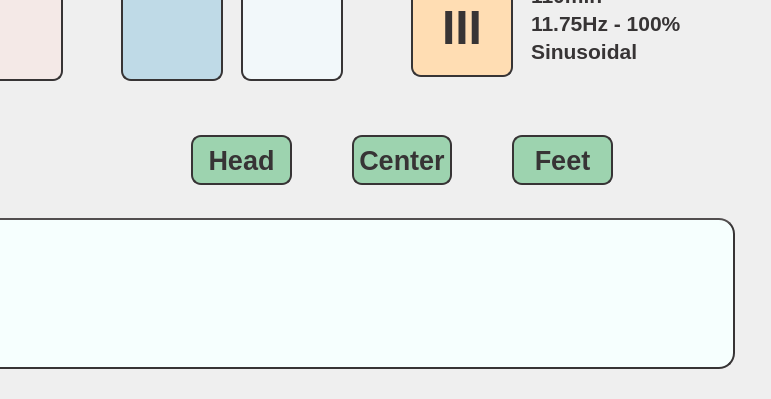
Above: stretcher_v_3_0/stretcher_ver_3_1.ui from MarianoDel/pyqt5 before the change; both pictures show x 509 to 1280 and y 401 to 800 of the 1280 by 800 pixel window. Below: the same form after it.
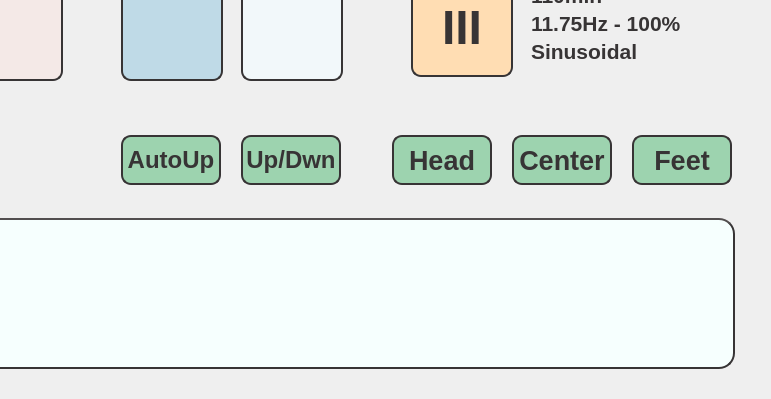
That is the form after the change. Icons and pictures are not drawn.

Commit message: up dwn button added, frec->freq

The edit to the form file:
```diff
--- a/stretcher_v_3_0/stretcher_ver_3_1.ui
+++ b/stretcher_v_3_0/stretcher_ver_3_1.ui
@@ -721,111 +721,6 @@
     </item>
    </layout>
   </widget>
-  <widget class="QWidget" name="layoutWidget">
-   <property name="geometry">
-    <rect>
-     <x>700</x>
-     <y>510</y>
-     <width>422</width>
-     <height>102</height>
-    </rect>
-   </property>
-   <layout class="QHBoxLayout" name="horizontalLayout_4">
-    <property name="spacing">
-     <number>60</number>
-    </property>
-    <item>
-     <widget class="QPushButton" name="ch1Button">
-      <property name="minimumSize">
-       <size>
-        <width>100</width>
-        <height>50</height>
-       </size>
-      </property>
-      <property name="font">
-       <font>
-        <family>Liberation Sans</family>
-        <pointsize>20</pointsize>
-        <weight>75</weight>
-        <bold>true</bold>
-       </font>
-      </property>
-      <property name="focusPolicy">
-       <enum>Qt::NoFocus</enum>
-      </property>
-      <property name="styleSheet">
-       <string notr="true">color: rgb(55, 52, 53);
-background-color: rgb(157, 211, 175);
-border-radius: 10px;
-border:2px solid rgb(55, 52, 53);</string>
-      </property>
-      <property name="text">
-       <string>Head</string>
-      </property>
-     </widget>
-    </item>
-    <item>
-     <widget class="QPushButton" name="ch2Button">
-      <property name="minimumSize">
-       <size>
-        <width>100</width>
-        <height>50</height>
-       </size>
-      </property>
-      <property name="font">
-       <font>
-        <family>Liberation Sans</family>
-        <pointsize>20</pointsize>
-        <weight>75</weight>
-        <bold>true</bold>
-       </font>
-      </property>
-      <property name="focusPolicy">
-       <enum>Qt::NoFocus</enum>
-      </property>
-      <property name="styleSheet">
-       <string notr="true">color: rgb(55, 52, 53);
-background-color: rgb(157, 211, 175);
-border-radius: 10px;
-border:2px solid rgb(55, 52, 53);</string>
-      </property>
-      <property name="text">
-       <string>Center</string>
-      </property>
-     </widget>
-    </item>
-    <item>
-     <widget class="QPushButton" name="ch3Button">
-      <property name="minimumSize">
-       <size>
-        <width>100</width>
-        <height>50</height>
-       </size>
-      </property>
-      <property name="font">
-       <font>
-        <family>Liberation Sans</family>
-        <pointsize>20</pointsize>
-        <weight>75</weight>
-        <bold>true</bold>
-       </font>
-      </property>
-      <property name="focusPolicy">
-       <enum>Qt::NoFocus</enum>
-      </property>
-      <property name="styleSheet">
-       <string notr="true">color: rgb(55, 52, 53);
-background-color: rgb(157, 211, 175);
-border-radius: 10px;
-border:2px solid rgb(55, 52, 53);</string>
-      </property>
-      <property name="text">
-       <string>Feet</string>
-      </property>
-     </widget>
-    </item>
-   </layout>
-  </widget>
   <widget class="QLabel" name="minutesLabel">
    <property name="geometry">
     <rect>
@@ -941,6 +836,187 @@
     <string/>
    </property>
   </widget>
+  <widget class="QWidget" name="layoutWidget_5">
+   <property name="geometry">
+    <rect>
+     <x>630</x>
+     <y>510</y>
+     <width>611</width>
+     <height>102</height>
+    </rect>
+   </property>
+   <layout class="QHBoxLayout" name="horizontalLayout_4">
+    <property name="spacing">
+     <number>20</number>
+    </property>
+    <property name="rightMargin">
+     <number>0</number>
+    </property>
+    <item>
+     <widget class="QPushButton" name="upDwnAutoButton">
+      <property name="minimumSize">
+       <size>
+        <width>100</width>
+        <height>50</height>
+       </size>
+      </property>
+      <property name="font">
+       <font>
+        <family>Liberation Sans</family>
+        <pointsize>18</pointsize>
+        <weight>75</weight>
+        <bold>true</bold>
+       </font>
+      </property>
+      <property name="focusPolicy">
+       <enum>Qt::NoFocus</enum>
+      </property>
+      <property name="styleSheet">
+       <string notr="true">color: rgb(55, 52, 53);
+background-color: rgb(157, 211, 175);
+border-radius: 10px;
+border:2px solid rgb(55, 52, 53);</string>
+      </property>
+      <property name="text">
+       <string>AutoUp</string>
+      </property>
+     </widget>
+    </item>
+    <item>
+     <widget class="QPushButton" name="upDwnButton">
+      <property name="minimumSize">
+       <size>
+        <width>100</width>
+        <height>50</height>
+       </size>
+      </property>
+      <property name="font">
+       <font>
+        <family>Liberation Sans</family>
+        <pointsize>18</pointsize>
+        <weight>75</weight>
+        <bold>true</bold>
+       </font>
+      </property>
+      <property name="focusPolicy">
+       <enum>Qt::NoFocus</enum>
+      </property>
+      <property name="styleSheet">
+       <string notr="true">color: rgb(55, 52, 53);
+background-color: rgb(157, 211, 175);
+border-radius: 10px;
+border:2px solid rgb(55, 52, 53);</string>
+      </property>
+      <property name="text">
+       <string>Up/Dwn</string>
+      </property>
+     </widget>
+    </item>
+    <item>
+     <spacer name="horizontalSpacer">
+      <property name="orientation">
+       <enum>Qt::Horizontal</enum>
+      </property>
+      <property name="sizeHint" stdset="0">
+       <size>
+        <width>40</width>
+        <height>20</height>
+       </size>
+      </property>
+     </spacer>
+    </item>
+    <item>
+     <widget class="QPushButton" name="ch1Button">
+      <property name="minimumSize">
+       <size>
+        <width>100</width>
+        <height>50</height>
+       </size>
+      </property>
+      <property name="font">
+       <font>
+        <family>Liberation Sans</family>
+        <pointsize>20</pointsize>
+        <weight>75</weight>
+        <bold>true</bold>
+       </font>
+      </property>
+      <property name="focusPolicy">
+       <enum>Qt::NoFocus</enum>
+      </property>
+      <property name="styleSheet">
+       <string notr="true">color: rgb(55, 52, 53);
+background-color: rgb(157, 211, 175);
+border-radius: 10px;
+border:2px solid rgb(55, 52, 53);</string>
+      </property>
+      <property name="text">
+       <string>Head</string>
+      </property>
+     </widget>
+    </item>
+    <item>
+     <widget class="QPushButton" name="ch2Button">
+      <property name="minimumSize">
+       <size>
+        <width>100</width>
+        <height>50</height>
+       </size>
+      </property>
+      <property name="font">
+       <font>
+        <family>Liberation Sans</family>
+        <pointsize>20</pointsize>
+        <weight>75</weight>
+        <bold>true</bold>
+       </font>
+      </property>
+      <property name="focusPolicy">
+       <enum>Qt::NoFocus</enum>
+      </property>
+      <property name="styleSheet">
+       <string notr="true">color: rgb(55, 52, 53);
+background-color: rgb(157, 211, 175);
+border-radius: 10px;
+border:2px solid rgb(55, 52, 53);</string>
+      </property>
+      <property name="text">
+       <string>Center</string>
+      </property>
+     </widget>
+    </item>
+    <item>
+     <widget class="QPushButton" name="ch3Button">
+      <property name="minimumSize">
+       <size>
+        <width>100</width>
+        <height>50</height>
+       </size>
+      </property>
+      <property name="font">
+       <font>
+        <family>Liberation Sans</family>
+        <pointsize>20</pointsize>
+        <weight>75</weight>
+        <bold>true</bold>
+       </font>
+      </property>
+      <property name="focusPolicy">
+       <enum>Qt::NoFocus</enum>
+      </property>
+      <property name="styleSheet">
+       <string notr="true">color: rgb(55, 52, 53);
+background-color: rgb(157, 211, 175);
+border-radius: 10px;
+border:2px solid rgb(55, 52, 53);</string>
+      </property>
+      <property name="text">
+       <string>Feet</string>
+      </property>
+     </widget>
+    </item>
+   </layout>
+  </widget>
  </widget>
  <resources>
   <include location="stretcher3_res.qrc"/>
```
Left out of the diff: 2 changed lines with no effect on the pictures. The commit also changes 9 other files.
